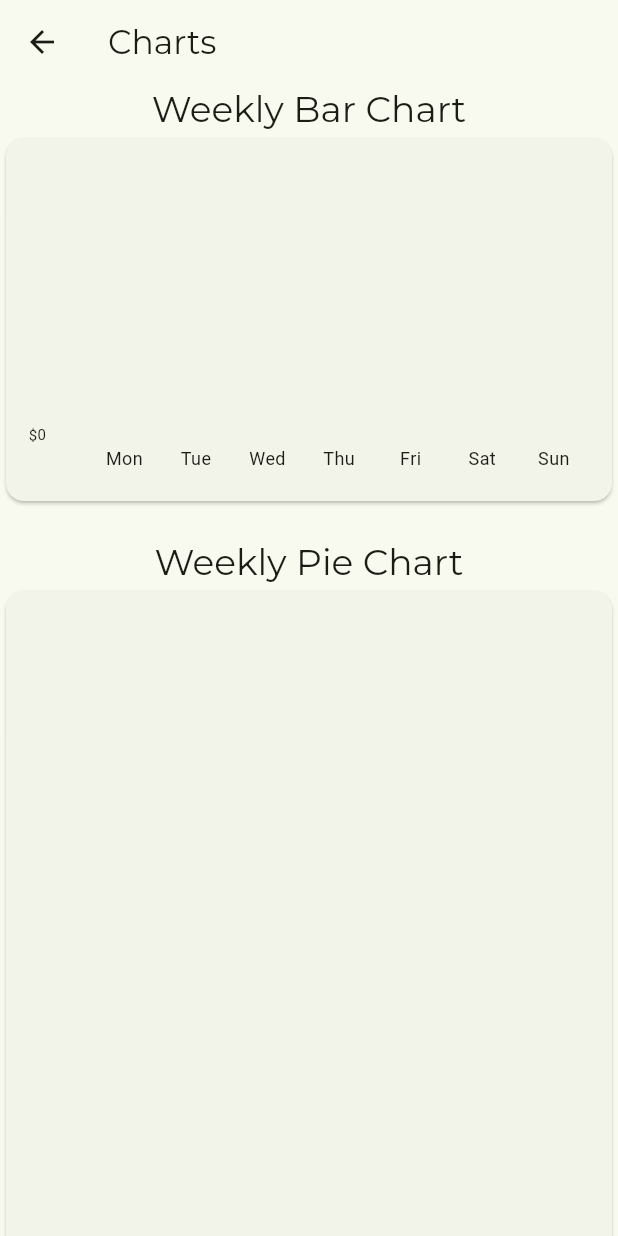
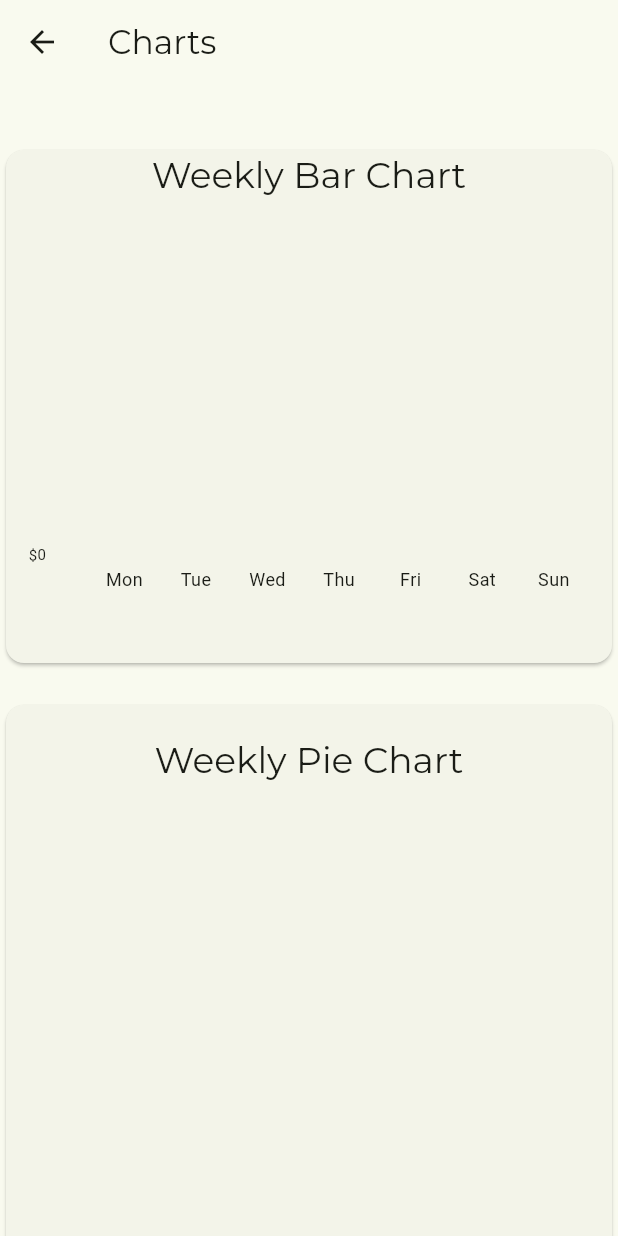
Before and after one commit to 808thlife/Smart-expense-tracker, a Flutter app: the screen it shows after launch, in the side drawer, after a tap on "Charts", on a phone screen of 412 x 824 dp. Run offline on Flutter 3.47's test engine with Material 3 defaults, Android fonts, the phone set to English and light mode, and no system bars; drawn by our look-alikes of fl_chart; our stand-ins replace flutter_dotenv, flutter_markdown, flutter_riverpod, google_fonts, google_generative_ai, hive and 2 more; accounts and stored records are empty; Roboto replaces fonts that are missing (Montserrat Alternates).

Commit message:
improved charts

```diff
--- a/lib/pages/charts/charts_screen.dart
+++ b/lib/pages/charts/charts_screen.dart
@@ -14,17 +14,36 @@ class ChartsScreen extends StatelessWidget {
       body: SingleChildScrollView(
         child: Column(
           children: [
+            const SizedBox(
+              height: 40,
+            ),
+            SizedBox(
+              height: 350,
+              width: double.infinity,
+              child: Card(
+                child: Column(
+                  children: [
                     Text(
                       "Weekly Bar Chart",
                       style: Theme.of(context).textTheme.headlineSmall,
                     ),
                     const SizedBox(
-              height: 250,
+                      height: 30,
+                    ),
+                    const WeeklyChart(),
+                  ],
+                ),
+              ),
+            ),
+            const SizedBox(
+              height: 20,
+            ),
+            SizedBox(
+                height: 500,
                 width: double.infinity,
                 child: Card(
-                child: WeeklyChart(),
-              ),
-            ),
+                  child: Column(
+                    children: [
                       const SizedBox(
                         height: 20,
                       ),
@@ -33,12 +52,12 @@ class ChartsScreen extends StatelessWidget {
                         style: Theme.of(context).textTheme.headlineSmall,
                       ),
                       const SizedBox(
-              height: 500,
-              width: double.infinity,
-              child: Card(
-                child: PieChartWidget(),
+                        height: 20,
                       ),
-            )
+                      const PieChartWidget()
+                    ],
+                  ),
+                )),
           ],
         ),
       ),
--- a/lib/pages/charts/widgets/bar_graph/weekly_chart.dart
+++ b/lib/pages/charts/widgets/bar_graph/weekly_chart.dart
@@ -75,6 +75,7 @@ class _WeeklyChartState extends ConsumerState<WeeklyChart> {
 
   @override
   Widget build(BuildContext context) {
+    int? touchedIndex;
     final weeklies = getWeekdayExpenseSums();
     log(weeklies.toString());
     return AspectRatio(
@@ -85,6 +86,48 @@ class _WeeklyChartState extends ConsumerState<WeeklyChart> {
           BarChartData(
             alignment: BarChartAlignment.spaceAround,
             maxY: weeklies.values.reduce((a, b) => a > b ? a : b),
+            barTouchData: BarTouchData(
+              enabled: true,
+              touchTooltipData: BarTouchTooltipData(
+                getTooltipItem: (group, groupIndex, rod, rodIndex) {
+                  String weekDay = weeklies.keys.toList()[group.x.toInt()];
+                  return BarTooltipItem(
+                    '$weekDay\n',
+                    const TextStyle(
+                      color: Colors.white,
+                      fontWeight: FontWeight.bold,
+                    ),
+                    children: [
+                      TextSpan(
+                        text: '\$${rod.toY.toStringAsFixed(2)}',
+                        style: const TextStyle(
+                          color: Colors.yellow,
+                          fontSize: 16,
+                          fontWeight: FontWeight.w500,
+                        ),
+                      ),
+                    ],
+                  );
+                },
+              ),
+              touchCallback:
+                  (FlTouchEvent event, BarTouchResponse? touchResponse) {
+                setState(() {
+                  if (event is FlTapUpEvent) {
+                    touchedIndex = touchResponse?.spot?.touchedBarGroupIndex;
+                    if (touchedIndex != null) {
+                      String selectedDay =
+                          weeklies.keys.elementAt(touchedIndex!);
+                      double amount = weeklies.values.elementAt(touchedIndex!);
+                      log('Bar clicked: $selectedDay - \$${amount.toStringAsFixed(2)}');
+                      // Add your click handling logic here
+                    }
+                  } else {
+                    touchedIndex = -1;
+                  }
+                });
+              },
+            ),
             titlesData: FlTitlesData(
               show: true,
               bottomTitles: AxisTitles(
@@ -92,6 +135,7 @@ class _WeeklyChartState extends ConsumerState<WeeklyChart> {
                   showTitles: true,
                   getTitlesWidget: (double value, TitleMeta meta) {
                     List<String> days = weeklies.keys.toList();
+                    if (value >= 0 && value < days.length) {
                       return Padding(
                         padding: const EdgeInsets.only(top: 8.0),
                         child: Text(
@@ -99,6 +143,8 @@ class _WeeklyChartState extends ConsumerState<WeeklyChart> {
                           style: const TextStyle(fontSize: 12),
                         ),
                       );
+                    }
+                    return const Text('');
                   },
                   reservedSize: 30,
                 ),
@@ -132,7 +178,9 @@ class _WeeklyChartState extends ConsumerState<WeeklyChart> {
                 barRods: [
                   BarChartRodData(
                     toY: entry.value,
-                    color: Theme.of(context).colorScheme.primary,
+                    color: touchedIndex == x
+                        ? Theme.of(context).colorScheme.primary.withOpacity(0.5)
+                        : Theme.of(context).colorScheme.primary,
                     width: 20,
                   )
                 ],
```
Lines whose indentation alone changed are shown as unchanged.
